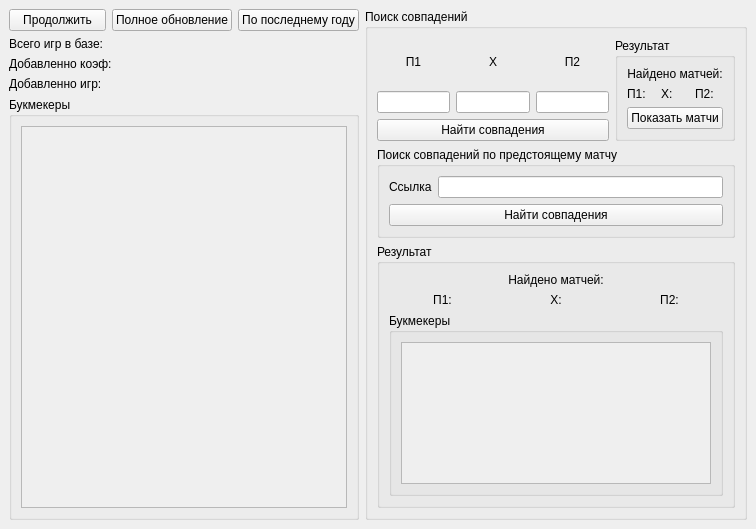
This is mainwindow_v2.ui in isys35/odds_bk2 as Qt 5 draws it before an edit. The edited form follows.
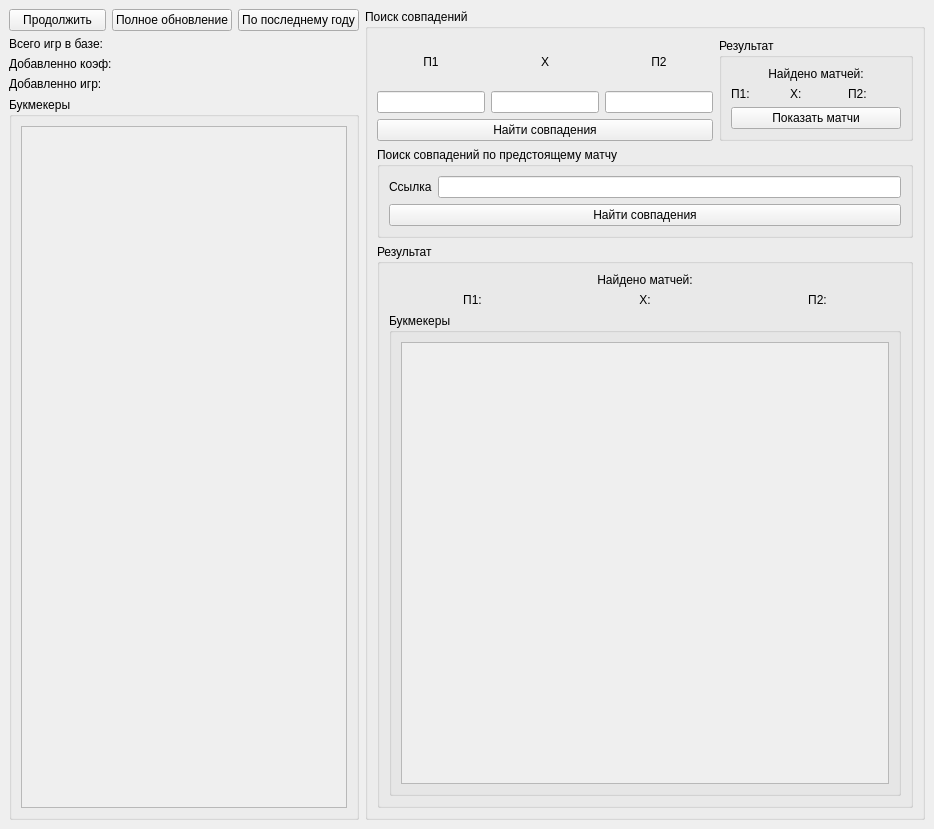
This is the edited form.

Patch:
```diff
--- a/mainwindow_v2.ui
+++ b/mainwindow_v2.ui
@@ -6,8 +6,8 @@
    <rect>
     <x>0</x>
     <y>0</y>
-    <width>756</width>
-    <height>529</height>
+    <width>934</width>
+    <height>829</height>
    </rect>
   </property>
   <property name="minimumSize">
@@ -117,7 +117,7 @@
                   <x>0</x>
                   <y>0</y>
                   <width>324</width>
-                  <height>344</height>
+                  <height>644</height>
                  </rect>
                 </property>
                 <layout class="QVBoxLayout" name="verticalLayout_13">
@@ -380,8 +380,8 @@
                        <rect>
                         <x>0</x>
                         <y>0</y>
-                        <width>284</width>
-                        <height>85</height>
+                        <width>462</width>
+                        <height>385</height>
                        </rect>
                       </property>
                       <layout class="QVBoxLayout" name="verticalLayout_20">
```
